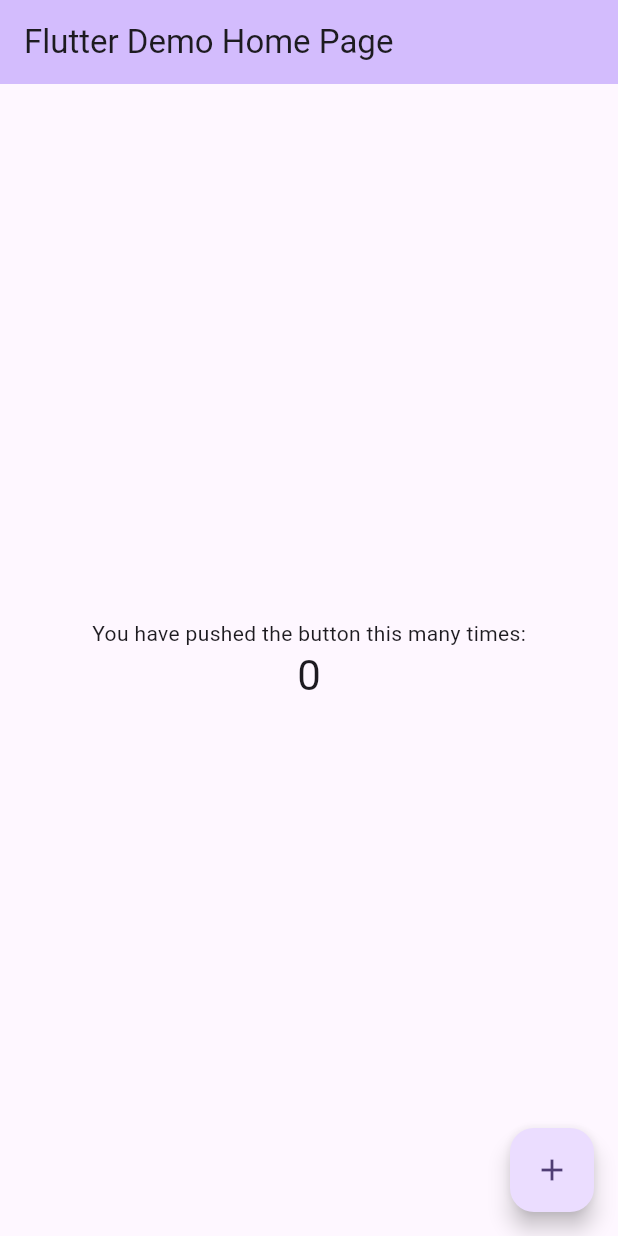
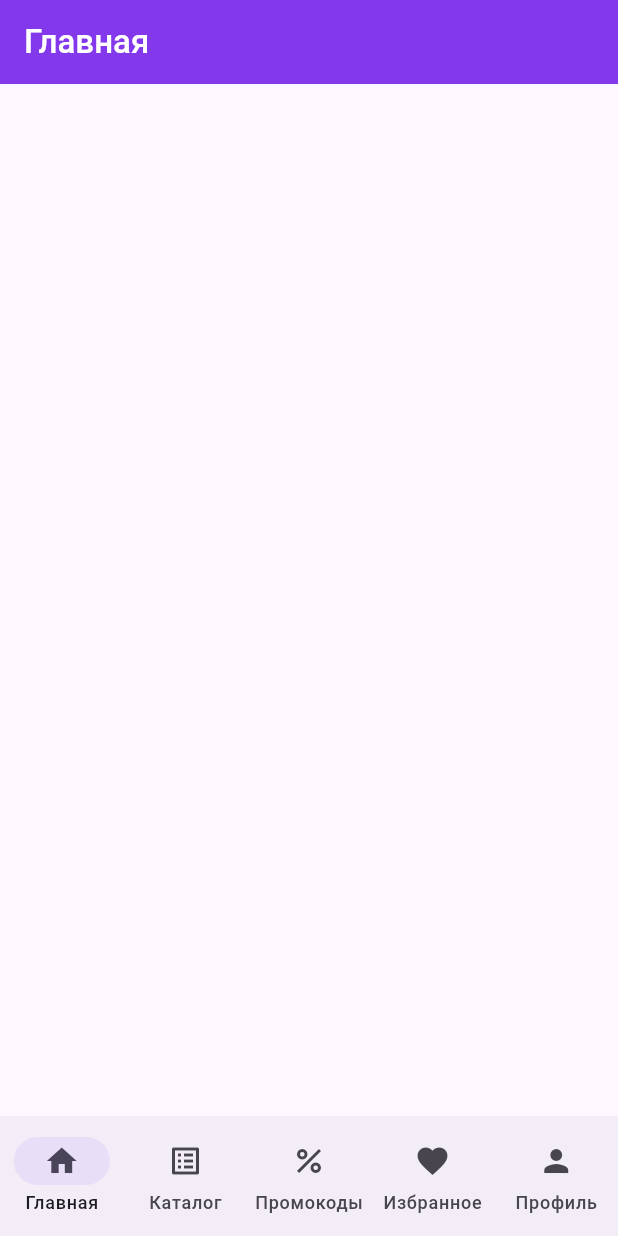
Before and after one commit to EbriusQuasimodo/podberi_ru, a Flutter app: the screen it shows after launch, on a phone screen of 412 x 824 dp. Run offline on Flutter 3.47's test engine with Material 3 defaults, Android fonts, the phone set to English and light mode, and no system bars; our stand-ins replace flutter_riverpod, go_router, shared_preferences.

Commit message:
add routing

```diff
--- /dev/null
+++ b/lib/core/constants/app_routes.dart
@@ -0,0 +1,151 @@
+
+import 'package:flutter/material.dart';
+import 'package:flutter_riverpod/flutter_riverpod.dart';
+import 'package:go_router/go_router.dart';
+import 'package:podberi_ru/features/catalog_page/presentation/catalog_page.dart';
+import 'package:podberi_ru/features/favorites_page/presentation/favorites_page.dart';
+import 'package:podberi_ru/features/home_page/presentation/home_page.dart';
+import 'package:podberi_ru/features/profile_page/presentation/profile_page.dart';
+import 'package:podberi_ru/features/promo_codes_pages/presentation/promo_codes_page.dart';
+
+enum AppRoute {
+  homePage,
+  catalogPage,
+  favoritesPage,
+  promoCodesPage,
+  profilePage
+}
+
+final _rootNavigatorKey = GlobalKey<NavigatorState>();
+final _shellNavigatorAKey = GlobalKey<NavigatorState>(debugLabel: 'shellA');
+final _shellNavigatorBKey = GlobalKey<NavigatorState>(debugLabel: 'shellB');
+final _shellNavigatorCKey = GlobalKey<NavigatorState>(debugLabel: 'shellC');
+final _shellNavigatorDKey = GlobalKey<NavigatorState>(debugLabel: 'shellD');
+final _shellNavigatorFKey = GlobalKey<NavigatorState>(debugLabel: 'shellF');
+
+final goRouterProvider = Provider.autoDispose<GoRouter>((ref) {
+  return GoRouter(
+      initialLocation: '/',
+      navigatorKey: _rootNavigatorKey,
+      routes: [
+        StatefulShellRoute.indexedStack(
+          builder: (context, state, navigationShell) {
+            return ScaffoldWithNestedNavigation(
+              navigationShell: navigationShell,
+            );
+          },
+          branches: [
+            StatefulShellBranch(
+              navigatorKey: _shellNavigatorAKey,
+              routes: [
+                GoRoute(
+                  path: '/',
+                  name: AppRoute.homePage.name,
+                  builder: (context, state) => const HomePage(),
+                ),
+              ],
+            ),
+            StatefulShellBranch(
+              navigatorKey: _shellNavigatorBKey,
+              routes: [
+                GoRoute(
+                  path: '/catalog',
+                  name: AppRoute.catalogPage.name,
+                  pageBuilder: (context, state) => const NoTransitionPage(
+                    child: CatalogPage(),
+                  ),
+                  routes: const [],
+                ),
+              ],
+            ),
+            StatefulShellBranch(
+              navigatorKey: _shellNavigatorCKey,
+              routes: [
+                GoRoute(
+                  path: '/promocodes',
+                  name: AppRoute.promoCodesPage.name,
+                  pageBuilder: (context, state) => const NoTransitionPage(
+                    child: PromoCodesPage(),
+                  ),
+                  routes: const [],
+                ),
+              ],
+            ),
+            StatefulShellBranch(
+              navigatorKey: _shellNavigatorDKey,
+              routes: [
+                GoRoute(
+                  path: '/favorites',
+                  name: AppRoute.favoritesPage.name,
+                  pageBuilder: (context, state) => const NoTransitionPage(
+                    child: FavoritesPage(),
+                  ),
+                  routes: const [],
+                ),
+              ],
+            ),
+            StatefulShellBranch(
+              navigatorKey: _shellNavigatorFKey,
+              routes: [
+                GoRoute(
+                  path: '/profile',
+                  name: AppRoute.profilePage.name,
+                  pageBuilder: (context, state) => const NoTransitionPage(
+                    child: ProfilePage(),
+                  ),
+                  routes: const [],
+                ),
+              ],
+            ),
+          ],
+        )
+      ]);
+});
+
+class ScaffoldWithNestedNavigation extends StatelessWidget {
+  const ScaffoldWithNestedNavigation({
+    Key? key,
+    required this.navigationShell,
+  }) : super(key: key ?? const ValueKey('ScaffoldWithNestedNavigation'));
+  final StatefulNavigationShell navigationShell;
+
+  void _goBranch(int index) {
+    navigationShell.goBranch(
+      index,
+      initialLocation: index == navigationShell.currentIndex,
+    );
+  }
+
+  @override
+  Widget build(BuildContext context) {
+    return Scaffold(
+      body: navigationShell,
+      bottomNavigationBar: NavigationBar(
+        selectedIndex: navigationShell.currentIndex,
+        destinations: const [
+          NavigationDestination(
+            label: 'Главная',
+            icon: Icon(Icons.home),
+          ),
+          NavigationDestination(
+            label: 'Каталог',
+            icon: Icon(Icons.list_alt),
+          ),
+          NavigationDestination(
+            label: 'Промокоды',
+            icon: Icon(Icons.percent),
+          ),
+          NavigationDestination(
+            label: 'Избранное',
+            icon: Icon(Icons.favorite),
+          ),
+          NavigationDestination(
+            label: 'Профиль',
+            icon: Icon(Icons.person),
+          ),
+        ],
+        onDestinationSelected: _goBranch,
+      ),
+    );
+  }
+}
--- /dev/null
+++ b/lib/core/constants/local_storage_constants.dart
@@ -0,0 +1,3 @@
+class AppConstants {
+  static const String THEMEMODE = 'THEMEMODE';
+}
--- /dev/null
+++ b/lib/core/styles/app_theme_data.dart
@@ -0,0 +1,17 @@
+import 'package:flutter/material.dart';
+
+class AppThemeData {
+  ThemeData themeData(BuildContext context, bool darkMode) {
+    return ThemeData(
+      appBarTheme: AppBarTheme(
+        color: darkMode ? Colors.black45 : const Color(0xff8338EC),
+        titleTextStyle:
+            const TextStyle(fontWeight: FontWeight.w500, fontSize: 22),
+      ),
+      bottomNavigationBarTheme: BottomNavigationBarThemeData(
+        backgroundColor: darkMode ? Colors.black45 : const Color(0xff8338EC),
+      ),
+      brightness: darkMode ? Brightness.dark : Brightness.light,
+    );
+  }
+}
--- /dev/null
+++ b/lib/features/home_page/presentation/home_page.dart
@@ -0,0 +1,14 @@
+import 'package:flutter/material.dart';
+
+class HomePage extends StatelessWidget {
+  const HomePage({super.key});
+
+  @override
+  Widget build(BuildContext context) {
+    return Scaffold(
+      appBar: AppBar(
+        title: const Text('Главная'),
+      ),
+    );
+  }
+}
--- /dev/null
+++ b/lib/internal/app.dart
@@ -0,0 +1,21 @@
+import 'package:flutter/material.dart';
+import 'package:flutter_riverpod/flutter_riverpod.dart';
+import 'package:podberi_ru/core/constants/app_routes.dart';
+import 'package:podberi_ru/core/styles/app_theme_data.dart';
+import 'package:podberi_ru/core/utils/theme_mode.dart';
+
+class App extends ConsumerWidget {
+  const App({super.key});
+
+  @override
+  Widget build(BuildContext context, WidgetRef ref) {
+    var darkMode = ref.watch(darkModeProvider);
+    final goRouter = ref.watch(goRouterProvider);
+    return MaterialApp.router(
+      title: 'ПодбериРу',
+      theme: AppThemeData().themeData(context, darkMode),
+      themeMode: darkMode ? ThemeMode.dark : ThemeMode.light,
+      routerConfig: goRouter,
+    );
+  }
+}
--- a/lib/main.dart
+++ b/lib/main.dart
@@ -1,69 +1,11 @@
 import 'package:flutter/material.dart';
+import 'package:flutter_riverpod/flutter_riverpod.dart';
+import 'package:podberi_ru/core/utils/local_storage.dart';
 
-void main() {
-  runApp(const MyApp());
+import 'internal/app.dart';
+
+void main() async{
+  WidgetsFlutterBinding.ensureInitialized();
+  await LocalStorage.init();
+  runApp(const ProviderScope(child: App()));
 }
-
-class MyApp extends StatelessWidget {
-  const MyApp({super.key});
-
-  @override
-  Widget build(BuildContext context) {
-    return MaterialApp(
-      title: 'Flutter Demo',
-      theme: ThemeData(
-        colorScheme: ColorScheme.fromSeed(seedColor: Colors.deepPurple),
-        useMaterial3: true,
-      ),
-      home: const MyHomePage(title: 'Flutter Demo Home Page'),
-    );
-  }
-}
-
-class MyHomePage extends StatefulWidget {
-  const MyHomePage({super.key, required this.title});
-
-  final String title;
-
-  @override
-  State<MyHomePage> createState() => _MyHomePageState();
-}
-
-class _MyHomePageState extends State<MyHomePage> {
-  int _counter = 0;
-
-  void _incrementCounter() {
-    setState(() {
-      _counter++;
-    });
-  }
-
-  @override
-  Widget build(BuildContext context) {
-    return Scaffold(
-      appBar: AppBar(
-        backgroundColor: Theme.of(context).colorScheme.inversePrimary,
-        title: Text(widget.title),
-      ),
-      body: Center(
-        child: Column(
-          mainAxisAlignment: MainAxisAlignment.center,
-          children: <Widget>[
-            const Text(
-              'You have pushed the button this many times:',
-            ),
-            Text(
-              '$_counter',
-              style: Theme.of(context).textTheme.headlineMedium,
-            ),
-          ],
-        ),
-      ),
-      floatingActionButton: FloatingActionButton(
-        onPressed: _incrementCounter,
-        tooltip: 'Increment',
-        child: const Icon(Icons.add),
-      ),
-    );
-  }
-}
--- a/pubspec.yaml
+++ b/pubspec.yaml
@@ -30,6 +30,9 @@ environment:
 dependencies:
   flutter:
     sdk: flutter
+  flutter_riverpod: ^2.4.5 #стейт менеджер и управление темой
+  shared_preferences: ^2.2.2 #маленький кэш
+  go_router: ^12.1.1 #роутинг в приложении
 
 
   # The following adds the Cupertino Icons font to your application.
```
Also changed, not shown: lib/core/utils/local_storage.dart (added, +49 -0 lines), lib/core/utils/theme_mode.dart (added, +23 -0 lines), lib/features/catalog_page/presentation/catalog_page.dart (added, +14 -0 lines), lib/features/favorites_page/presentation/favorites_page.dart (added, +14 -0 lines), lib/features/profile_page/presentation/profile_page.dart (added, +36 -0 lines), lib/features/promo_codes_pages/presentation/promo_codes_page.dart (added, +14 -0 lines), lib/core/presentation/main_page.dart (added), lib/core/presentation/nav_bar.dart (added), pubspec.lock.
